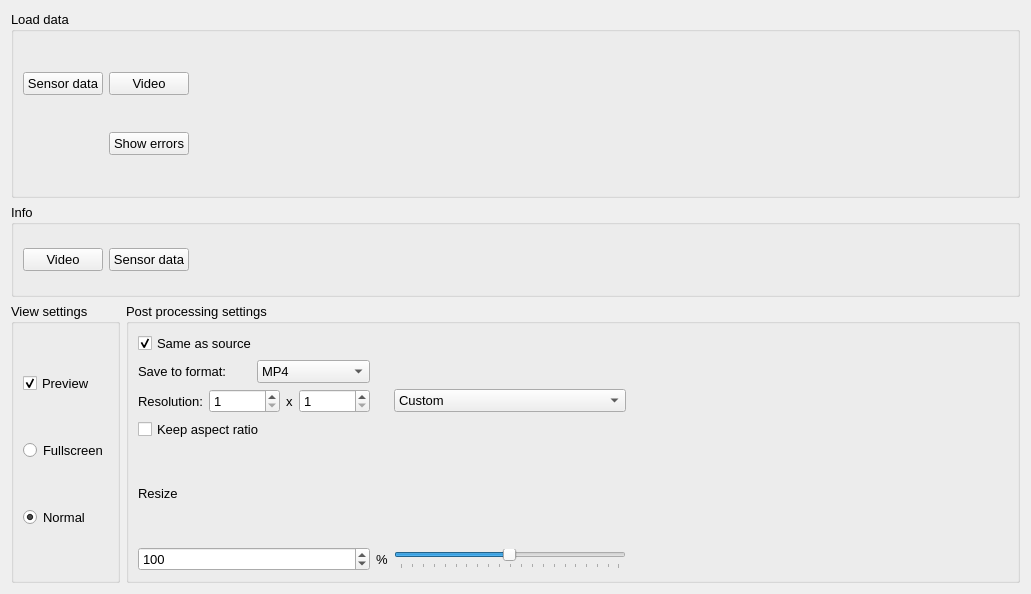
This is src/ui/postprocessingsetupwidget.ui in krajsz/AdvBoard as Qt 5 draws it before an edit. The edited form follows.
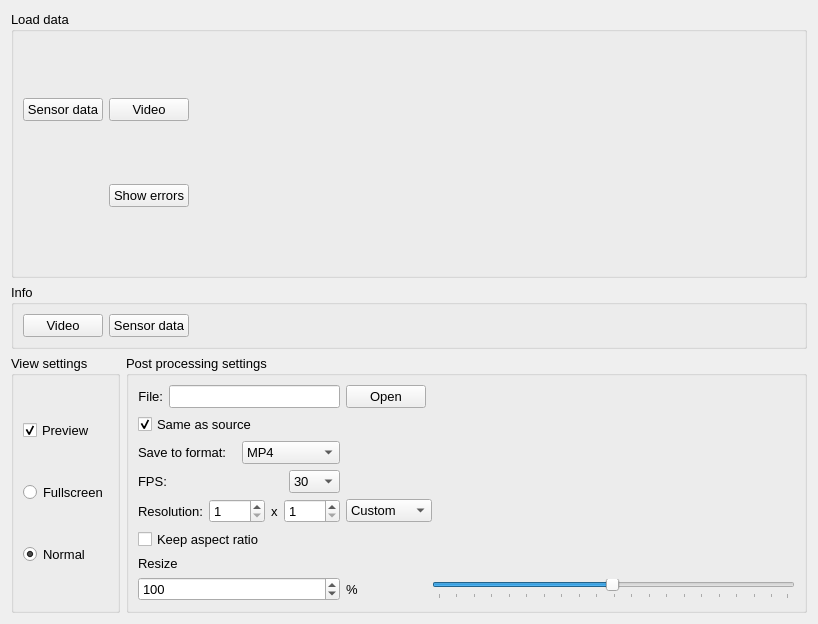
This is the edited form.

Commit message: OpenCV included, initial implementation of VideoRecorder

What changed in the file:
```diff
--- a/src/ui/postprocessingsetupwidget.ui
+++ b/src/ui/postprocessingsetupwidget.ui
@@ -6,41 +6,27 @@
    <rect>
     <x>0</x>
     <y>0</y>
-    <width>1031</width>
-    <height>594</height>
+    <width>818</width>
+    <height>624</height>
    </rect>
   </property>
   <property name="windowTitle">
    <string>Form</string>
   </property>
-  <layout class="QGridLayout" name="gridLayout_3" rowstretch="2,1,3">
-   <item row="1" column="0" colspan="2">
-    <widget class="QGroupBox" name="infoGroupBox">
+  <layout class="QGridLayout" name="gridLayout_3" rowstretch="2,0,0">
+   <item row="0" column="0" colspan="2">
+    <widget class="QGroupBox" name="loadDataGoupBox">
      <property name="font">
       <font>
        <pointsize>10</pointsize>
       </font>
      </property>
      <property name="title">
-      <string>Info</string>
+      <string>Load data</string>
      </property>
-     <layout class="QHBoxLayout" name="horizontalLayout">
-      <item>
-       <widget class="QPushButton" name="showVideoInfoDialog">
-        <property name="text">
-         <string>Video</string>
-        </property>
-       </widget>
-      </item>
-      <item>
-       <widget class="QPushButton" name="showDataInfoDialog">
-        <property name="text">
-         <string>Sensor data</string>
-        </property>
-       </widget>
-      </item>
-      <item>
-       <spacer name="horizontalSpacer_2">
+     <layout class="QGridLayout" name="gridLayout_4" rowstretch="1,1">
+      <item row="0" column="6">
+       <spacer name="horizontalSpacer_3">
         <property name="orientation">
          <enum>Qt::Horizontal</enum>
         </property>
@@ -52,6 +38,34 @@
         </property>
        </spacer>
       </item>
+      <item row="0" column="0">
+       <widget class="QPushButton" name="loadSensorDataButton">
+        <property name="text">
+         <string>Sensor data</string>
+        </property>
+       </widget>
+      </item>
+      <item row="1" column="0">
+       <widget class="QLabel" name="sensorDataValidLabel">
+        <property name="text">
+         <string/>
+        </property>
+       </widget>
+      </item>
+      <item row="1" column="1">
+       <widget class="QPushButton" name="showValidationErrorsButton">
+        <property name="text">
+         <string>Show errors</string>
+        </property>
+       </widget>
+      </item>
+      <item row="0" column="1">
+       <widget class="QPushButton" name="loadVideoSourceButton">
+        <property name="text">
+         <string>Video</string>
+        </property>
+       </widget>
+      </item>
      </layout>
     </widget>
    </item>
@@ -96,6 +110,47 @@
      </layout>
     </widget>
    </item>
+   <item row="1" column="0" colspan="2">
+    <widget class="QGroupBox" name="infoGroupBox">
+     <property name="font">
+      <font>
+       <pointsize>10</pointsize>
+      </font>
+     </property>
+     <property name="title">
+      <string>Info</string>
+     </property>
+     <layout class="QHBoxLayout" name="horizontalLayout">
+      <item>
+       <widget class="QPushButton" name="showVideoInfoDialog">
+        <property name="text">
+         <string>Video</string>
+        </property>
+       </widget>
+      </item>
+      <item>
+       <widget class="QPushButton" name="showDataInfoDialog">
+        <property name="text">
+         <string>Sensor data</string>
+        </property>
+       </widget>
+      </item>
+      <item>
+       <spacer name="horizontalSpacer_2">
+        <property name="orientation">
+         <enum>Qt::Horizontal</enum>
+        </property>
+        <property name="sizeHint" stdset="0">
+         <size>
+          <width>40</width>
+          <height>20</height>
+         </size>
+        </property>
+       </spacer>
+      </item>
+     </layout>
+    </widget>
+   </item>
    <item row="2" column="1">
     <widget class="QGroupBox" name="postProcessingGroupBox">
      <property name="font">
@@ -107,7 +162,34 @@
       <string>Post processing settings</string>
      </property>
      <layout class="QGridLayout" name="gridLayout_2">
+      <item row="0" column="0">
+       <layout class="QFormLayout" name="formLayout_2">
+        <item row="0" column="0">
+         <widget class="QLabel" name="fileLabel">
+          <property name="text">
+           <string>File:</string>
+          </property>
+          <property name="alignment">
+           <set>Qt::AlignRight|Qt::AlignTrailing|Qt::AlignVCenter</set>
+          </property>
+         </widget>
+        </item>
+        <item row="0" column="1">
+         <widget class="QLineEdit" name="fileNameLineEdit"/>
+        </item>
+       </layout>
+      </item>
       <item row="1" column="0">
+       <widget class="QCheckBox" name="processingSettingsSameAsSourceCheckBox">
+        <property name="text">
+         <string>Same as source</string>
+        </property>
+        <property name="checked">
+         <bool>true</bool>
+        </property>
+       </widget>
+      </item>
+      <item row="2" column="0">
        <layout class="QHBoxLayout" name="saveToHLayout">
         <item>
          <widget class="QLabel" name="saveToFormatLabel">
@@ -137,7 +219,48 @@
         </item>
        </layout>
       </item>
-      <item row="2" column="0">
+      <item row="3" column="0">
+       <layout class="QHBoxLayout" name="horizontalLayout_2" stretch="2,0">
+        <item>
+         <widget class="QLabel" name="label">
+          <property name="text">
+           <string>FPS:</string>
+          </property>
+         </widget>
+        </item>
+        <item>
+         <widget class="QComboBox" name="fpsComboBox">
+          <property name="currentText">
+           <string>30</string>
+          </property>
+          <property name="currentIndex">
+           <number>1</number>
+          </property>
+          <item>
+           <property name="text">
+            <string>15</string>
+           </property>
+          </item>
+          <item>
+           <property name="text">
+            <string>30</string>
+           </property>
+          </item>
+          <item>
+           <property name="text">
+            <string>60</string>
+           </property>
+          </item>
+          <item>
+           <property name="text">
+            <string>120</string>
+           </property>
+          </item>
+         </widget>
+        </item>
+       </layout>
+      </item>
+      <item row="4" column="0">
        <layout class="QHBoxLayout" name="resolutionHLayout" stretch="0,2,0,2">
         <item>
          <widget class="QLabel" name="resolutionTextLable">
@@ -175,49 +298,7 @@
         </item>
        </layout>
       </item>
-      <item row="2" column="3">
-       <spacer name="horizontalSpacer">
-        <property name="orientation">
-         <enum>Qt::Horizontal</enum>
-        </property>
-        <property name="sizeType">
-         <enum>QSizePolicy::Fixed</enum>
-        </property>
-        <property name="sizeHint" stdset="0">
-         <size>
-          <width>382</width>
-          <height>20</height>
-         </size>
-        </property>
-       </spacer>
-      </item>
-      <item row="4" column="0">
-       <widget class="QCheckBox" name="keepAspectRatioCheckBox">
-        <property name="text">
-         <string>Keep aspect ratio</string>
-        </property>
-       </widget>
-      </item>
-      <item row="6" column="2">
-       <widget class="QSlider" name="resizePercentSlider">
-        <property name="minimum">
-         <number>1</number>
-        </property>
-        <property name="maximum">
-         <number>200</number>
-        </property>
-        <property name="value">
-         <number>100</number>
-        </property>
-        <property name="orientation">
-         <enum>Qt::Horizontal</enum>
-        </property>
-        <property name="tickPosition">
-         <enum>QSlider::TicksBelow</enum>
-        </property>
-       </widget>
-      </item>
-      <item row="2" column="2">
+      <item row="4" column="1" colspan="2">
        <widget class="QComboBox" name="predefinedResolutionsComboBox">
         <item>
          <property name="text">
@@ -241,95 +322,79 @@
         </item>
        </widget>
       </item>
-      <item row="6" column="0">
-       <widget class="QSpinBox" name="resizeSpinBox">
-        <property name="minimum">
-         <number>1</number>
+      <item row="4" column="3">
+       <spacer name="horizontalSpacer">
+        <property name="orientation">
+         <enum>Qt::Horizontal</enum>
         </property>
-        <property name="maximum">
-         <number>200</number>
+        <property name="sizeType">
+         <enum>QSizePolicy::Expanding</enum>
         </property>
-        <property name="value">
-         <number>100</number>
+        <property name="sizeHint" stdset="0">
+         <size>
+          <width>382</width>
+          <height>20</height>
+         </size>
         </property>
-       </widget>
-      </item>
-      <item row="0" column="0">
-       <widget class="QCheckBox" name="processingSettingsSameAsSourceCheckBox">
-        <property name="text">
-         <string>Same as source</string>
-        </property>
-        <property name="checked">
-         <bool>true</bool>
-        </property>
-       </widget>
+       </spacer>
       </item>
       <item row="5" column="0">
-       <widget class="QLabel" name="label">
+       <widget class="QCheckBox" name="keepAspectRatioCheckBox">
+        <property name="text">
+         <string>Keep aspect ratio</string>
+        </property>
+       </widget>
+      </item>
+      <item row="6" column="0">
+       <widget class="QLabel" name="resizeLabel">
         <property name="text">
          <string>Resize</string>
         </property>
        </widget>
       </item>
-      <item row="6" column="1">
-       <widget class="QLabel" name="label_2">
+      <item row="7" column="0">
+       <widget class="QSpinBox" name="resizeSpinBox">
+        <property name="minimum">
+         <number>1</number>
+        </property>
+        <property name="maximum">
+         <number>200</number>
+        </property>
+        <property name="value">
+         <number>100</number>
+        </property>
+       </widget>
+      </item>
+      <item row="7" column="1">
+       <widget class="QLabel" name="percentageLabel">
         <property name="text">
          <string>%</string>
         </property>
        </widget>
       </item>
-     </layout>
-    </widget>
-   </item>
-   <item row="0" column="0" colspan="2">
-    <widget class="QGroupBox" name="loadDataGoupBox">
-     <property name="font">
-      <font>
-       <pointsize>10</pointsize>
-      </font>
-     </property>
-     <property name="title">
-      <string>Load data</string>
-     </property>
-     <layout class="QGridLayout" name="gridLayout_4" rowstretch="1,1">
-      <item row="0" column="6">
-       <spacer name="horizontalSpacer_3">
+      <item row="7" column="2" colspan="2">
+       <widget class="QSlider" name="resizePercentSlider">
+        <property name="minimum">
+         <number>1</number>
+        </property>
+        <property name="maximum">
+         <number>200</number>
+        </property>
+        <property name="value">
+         <number>100</number>
+        </property>
         <property name="orientation">
          <enum>Qt::Horizontal</enum>
         </property>
-        <property name="sizeHint" stdset="0">
-         <size>
-          <width>40</width>
-          <height>20</height>
-         </size>
-        </property>
-       </spacer>
-      </item>
-      <item row="0" column="0">
-       <widget class="QPushButton" name="loadSensorDataButton">
-        <property name="text">
-         <string>Sensor data</string>
-        </property>
-       </widget>
-      </item>
-      <item row="1" column="0">
-       <widget class="QLabel" name="sensorDataValidLabel">
-        <property name="text">
-         <string/>
-        </property>
-       </widget>
-      </item>
-      <item row="1" column="1">
-       <widget class="QPushButton" name="showValidationErrorsButton">
-        <property name="text">
-         <string>Show errors</string>
+        <property name="tickPosition">
+         <enum>QSlider::TicksBelow</enum>
         </property>
        </widget>
       </item>
       <item row="0" column="1">
-       <widget class="QPushButton" name="loadVideoSourceButton">
+       <widget class="QPushButton" name="openVideoToSaveButton">
         <property name="text">
-         <string>Video</string>
+         <string>Open</string>
         </property>
        </widget>
       </item>
```
The commit also changes 11 other files.
